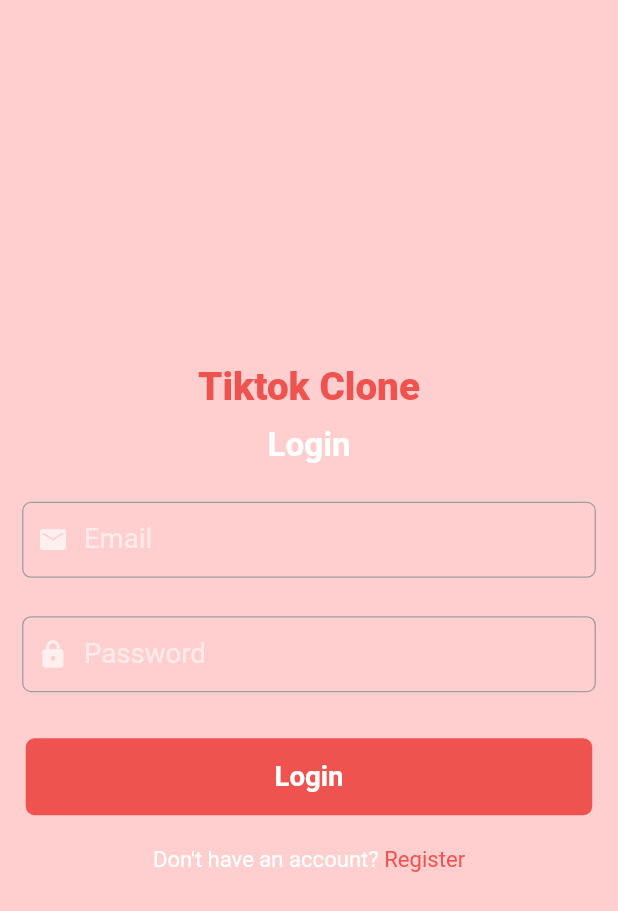
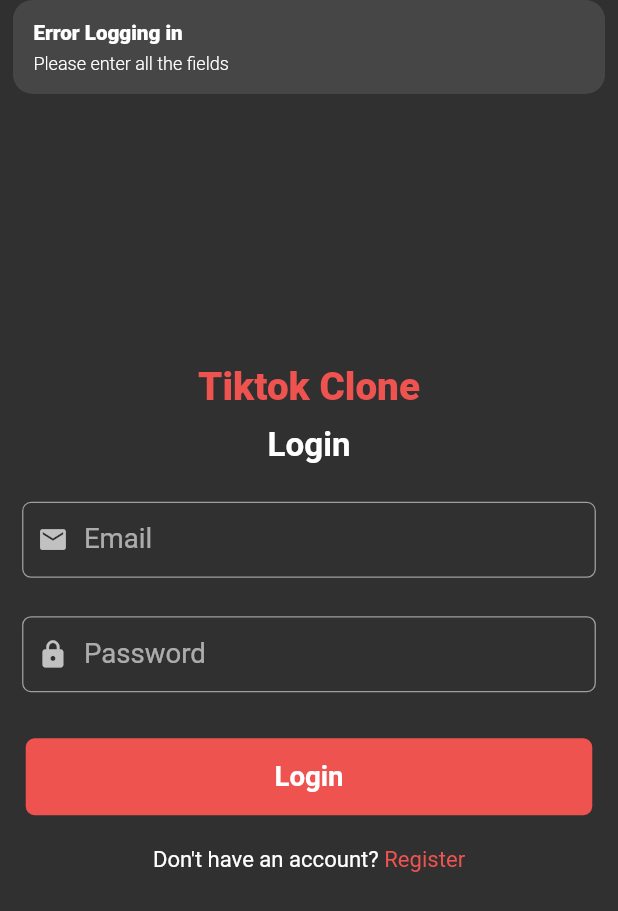
Before and after one commit to MdLimon123/TikTok, a Flutter app: the screen it shows after launch, after a tap on "Login", on a phone screen of 412 x 824 dp. Shown: the top 911 px of the screen. Run offline on Flutter 3.47's test engine with Material 2 defaults, Android fonts, the phone set to English and light mode, and no system bars; our stand-ins replace cloud_firestore, firebase_auth, firebase_core, firebase_storage, flutter_screenutil, get and 3 more; accounts and stored records are empty.

Commit message:
update code

```diff
--- a/lib/Route/route.dart
+++ b/lib/Route/route.dart
@@ -1,11 +1,14 @@
 import 'package:get/get.dart';
 import 'package:tiktok_clone/Screens/Auth/login_screen.dart';
 import 'package:tiktok_clone/Screens/Auth/signup_screen.dart';
+import 'package:tiktok_clone/Screens/HomeScreen/home_screen.dart';
 
 const String login = '/login-screen';
 const String signup = '/signup-screen';
+const String home = '/home-screen';
 
 List<GetPage> getPages = [
   GetPage(name: login, page: () => LoginScreen()),
-  GetPage(name: signup, page: () => SignUpScreen())
+  GetPage(name: signup, page: () => SignUpScreen()),
+  GetPage(name: home, page: () => HomeScreen())
 ];
--- a/lib/Screens/Auth/controller/auth_controller.dart
+++ b/lib/Screens/Auth/controller/auth_controller.dart
@@ -5,14 +5,36 @@ import 'package:firebase_storage/firebase_storage.dart';
 import 'package:get/get.dart';
 import 'package:image_picker/image_picker.dart';
 import 'package:tiktok_clone/Model/user_model.dart';
+import 'package:tiktok_clone/Route/route.dart';
+import 'package:tiktok_clone/Screens/Auth/login_screen.dart';
+import 'package:tiktok_clone/Screens/HomeScreen/home_screen.dart';
 import 'package:tiktok_clone/const.dart';
 
 class AuthController extends GetxController {
   late Rx<File?> _pickedImage;
 
+  late Rx<User?> user;
+
   var isLoading = false.obs;
 
   File? get profilePhoto => _pickedImage.value;
+
+  @override
+  void onReady() {
+    super.onReady();
+    user = Rx<User?>(firebaseAuth.currentUser);
+    user.bindStream(firebaseAuth.authStateChanges());
+    ever(user, setInitalScreen);
+    print(firebaseAuth.currentUser);
+  }
+
+  setInitalScreen(User? user) {
+    if (user == null) {
+      Get.offAll(LoginScreen());
+    } else {
+      Get.offAll(HomeScreen());
+    }
+  }
 
   void pickImage() async {
     final pickedImage =
@@ -69,4 +91,21 @@ class AuthController extends GetxController {
       isLoading(false);
     }
   }
+
+  void loginUser(String email, String password) async {
+    isLoading(true);
+    try {
+      if (email.isNotEmpty && password.isNotEmpty) {
+        await firebaseAuth.signInWithEmailAndPassword(
+            email: email, password: password);
+        print('log success');
+      } else {
+        Get.snackbar('Error Logging in', 'Please enter all the fields');
+      }
+    } catch (e) {
+      Get.snackbar('Error Logging in', e.toString());
+    } finally {
+      isLoading(false);
+    }
+  }
 }
--- a/lib/Screens/Auth/login_screen.dart
+++ b/lib/Screens/Auth/login_screen.dart
@@ -3,6 +3,7 @@ import 'package:flutter/material.dart';
 import 'package:flutter_screenutil/flutter_screenutil.dart';
 import 'package:get/get.dart';
 import 'package:tiktok_clone/Route/route.dart';
+import 'package:tiktok_clone/Screens/Auth/controller/auth_controller.dart';
 import 'package:tiktok_clone/const.dart';
 import 'package:tiktok_clone/widgets/text_input_field.dart';
 
@@ -11,6 +12,7 @@ class LoginScreen extends StatelessWidget {
 
   final TextEditingController _emailController = TextEditingController();
   final TextEditingController _passwordController = TextEditingController();
+  final authController = Get.put(AuthController());
 
   @override
   Widget build(BuildContext context) {
@@ -67,14 +69,38 @@ class LoginScreen extends StatelessWidget {
                   color: buttonColor, borderRadius: BorderRadius.circular(8.r)),
               child: InkWell(
                 onTap: () {
-                  print('Login');
+                  authController.loginUser(
+                      _emailController.text, _passwordController.text);
                 },
-                child: Center(
-                  child: Text(
-                    'Login',
-                    style:
-                        TextStyle(fontSize: 25.sp, fontWeight: FontWeight.w700),
-                  ),
+                child: Row(
+                  mainAxisAlignment: MainAxisAlignment.center,
+                  children: [
+                    Center(
+                      child: Text(
+                        'Login',
+                        style: TextStyle(
+                            fontSize: 25.sp, fontWeight: FontWeight.w700),
+                      ),
+                    ),
+                    Obx(
+                      () => SizedBox(
+                        width: authController.isLoading.value ? 10.w : 0,
+                      ),
+                    ),
+                    Obx(() {
+                      if (authController.isLoading.value) {
+                        return SizedBox(
+                          height: 15.h,
+                          width: 20.w,
+                          child: const CircularProgressIndicator(
+                            color: Colors.white,
+                          ),
+                        );
+                      } else {
+                        return const SizedBox();
+                      }
+                    })
+                  ],
                 ),
               ),
             ),
--- a/lib/Screens/Auth/signup_screen.dart
+++ b/lib/Screens/Auth/signup_screen.dart
@@ -129,8 +129,8 @@ class SignUpScreen extends StatelessWidget {
                     Obx(() {
                       if (authController.isLoading.value) {
                         return SizedBox(
-                          height: 10.h,
-                          width: 10.w,
+                          height: 15.h,
+                          width: 20.w,
                           child: const CircularProgressIndicator(
                             color: Colors.white,
                           ),
--- a/lib/main.dart
+++ b/lib/main.dart
@@ -5,6 +5,7 @@ import 'package:get/get.dart';
 import 'package:responsive_framework/responsive_wrapper.dart';
 import 'package:tiktok_clone/Route/route.dart';
 import 'package:tiktok_clone/Screens/Auth/controller/auth_controller.dart';
+import 'package:tiktok_clone/Screens/Auth/login_screen.dart';
 import 'package:tiktok_clone/Screens/Auth/signup_screen.dart';
 import 'package:tiktok_clone/const.dart';
 
@@ -38,12 +39,10 @@ class MyApp extends StatelessWidget {
                     const ResponsiveBreakpoint.resize(1000, name: DESKTOP),
                   ],
                   background: Container(color: const Color(0xFFF5F5F5))),
-              theme: ThemeData.dark()
-                  .copyWith(scaffoldBackgroundColor: backgroundColor),
+              theme: ThemeData.dark(),
               debugShowCheckedModeBanner: false,
-              initialRoute: signup,
               getPages: getPages,
-              home: SignUpScreen());
+              home: LoginScreen());
         });
   }
 }
--- a/pubspec.yaml
+++ b/pubspec.yaml
@@ -43,6 +43,7 @@ dependencies:
   cloud_firestore: ^4.4.3
   firebase_storage: ^11.0.14
   image_picker: ^0.8.6+4
+  video_player: ^2.5.3
 
 
 
```
Also changed, not shown: lib/ConfirmScreen/confirm_screen.dart (added, +98 -0 lines), lib/Screens/AddVideoScreen/add_video_screen.dart (added, +114 -0 lines), lib/Screens/HomeScreen/Controller/home_controller.dart (added, +15 -0 lines), lib/Screens/HomeScreen/home_screen.dart (added, +52 -0 lines), lib/widgets/custom_icon.dart (added, +47 -0 lines), pubspec.lock, 1 other file.
